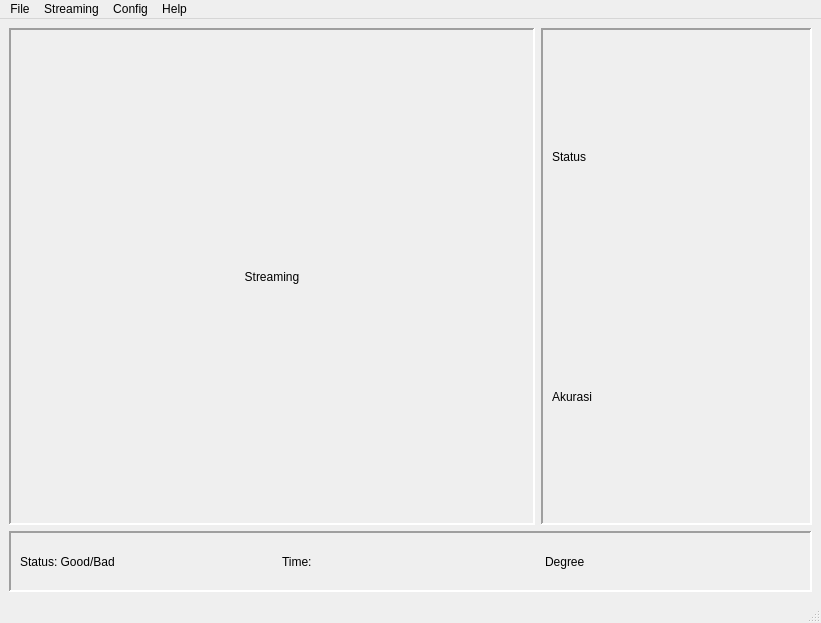
The window that Posture Corrector/FIX_tes_backup.ui (lyca-byte/posture-corrector) describes before a commit, drawn with Qt 5.
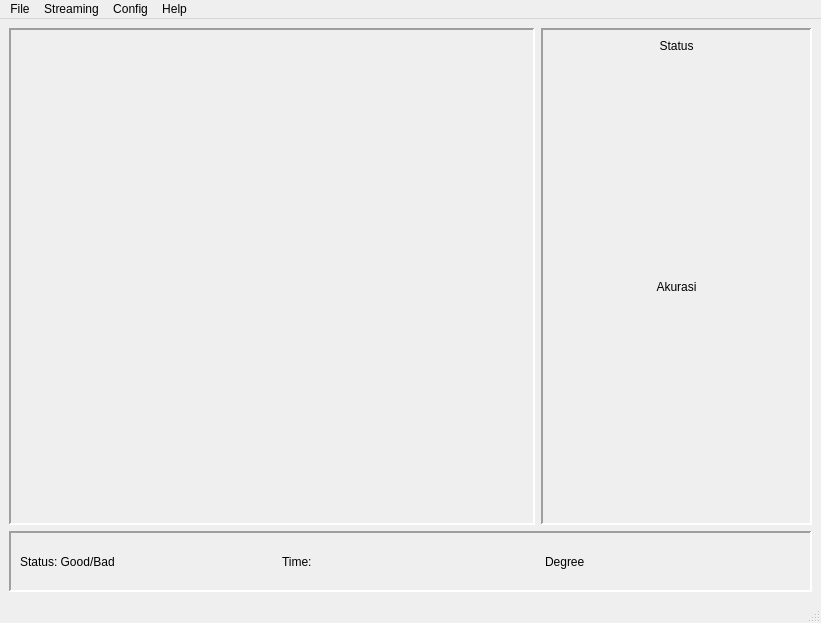
The same window after the commit.

```diff
--- a/Posture Corrector/FIX_tes_backup.ui
+++ b/Posture Corrector/FIX_tes_backup.ui
@@ -47,7 +47,7 @@
             </sizepolicy>
            </property>
            <property name="text">
-            <string>Streaming</string>
+            <string/>
            </property>
            <property name="alignment">
             <set>Qt::AlignCenter</set>
@@ -77,21 +77,45 @@
         <layout class="QVBoxLayout" name="verticalLayout">
          <item>
           <widget class="QLabel" name="graph_status">
+           <property name="sizePolicy">
+            <sizepolicy hsizetype="Preferred" vsizetype="Fixed">
+             <horstretch>0</horstretch>
+             <verstretch>0</verstretch>
+            </sizepolicy>
+           </property>
            <property name="text">
             <string>Status</string>
            </property>
+           <property name="alignment">
+            <set>Qt::AlignCenter</set>
+           </property>
           </widget>
          </item>
+         <item>
+          <widget class="QWidget" name="graphStatus" native="true"/>
+         </item>
          <item>
           <widget class="QLabel" name="graph_acc">
+           <property name="sizePolicy">
+            <sizepolicy hsizetype="Preferred" vsizetype="Fixed">
+             <horstretch>0</horstretch>
+             <verstretch>0</verstretch>
+            </sizepolicy>
+           </property>
            <property name="frameShape">
             <enum>QFrame::NoFrame</enum>
            </property>
            <property name="text">
             <string>Akurasi</string>
            </property>
+           <property name="alignment">
+            <set>Qt::AlignCenter</set>
+           </property>
           </widget>
          </item>
+         <item>
+          <widget class="QWidget" name="graphAkurasi" native="true"/>
+         </item>
         </layout>
        </widget>
       </item>
```
